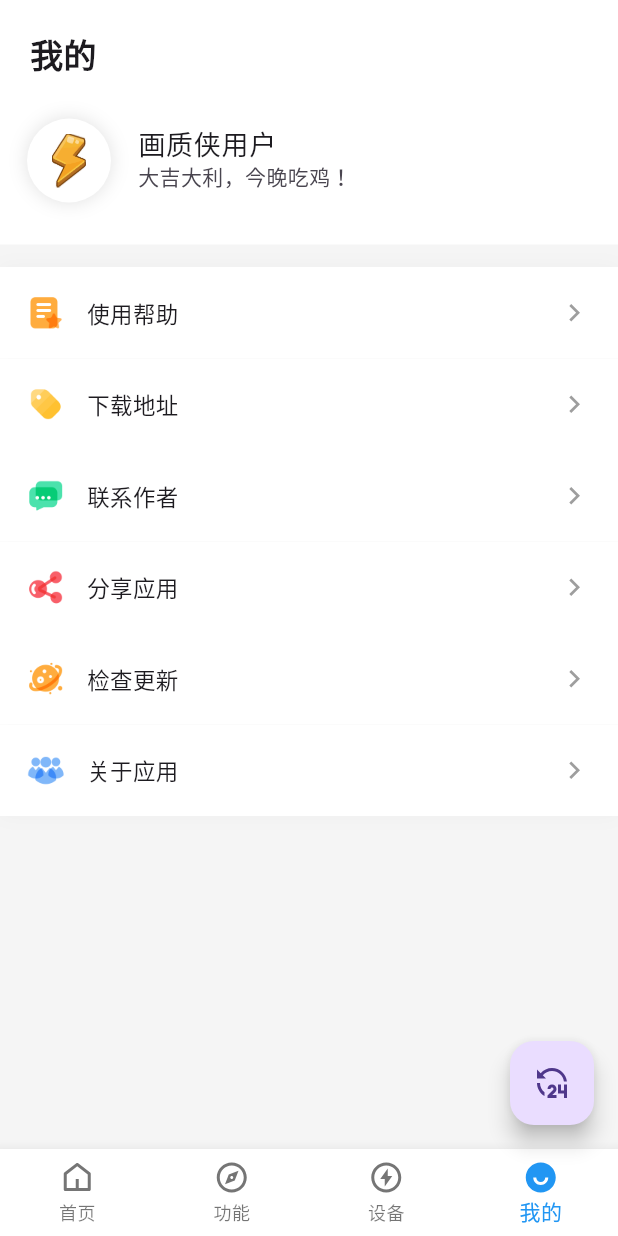
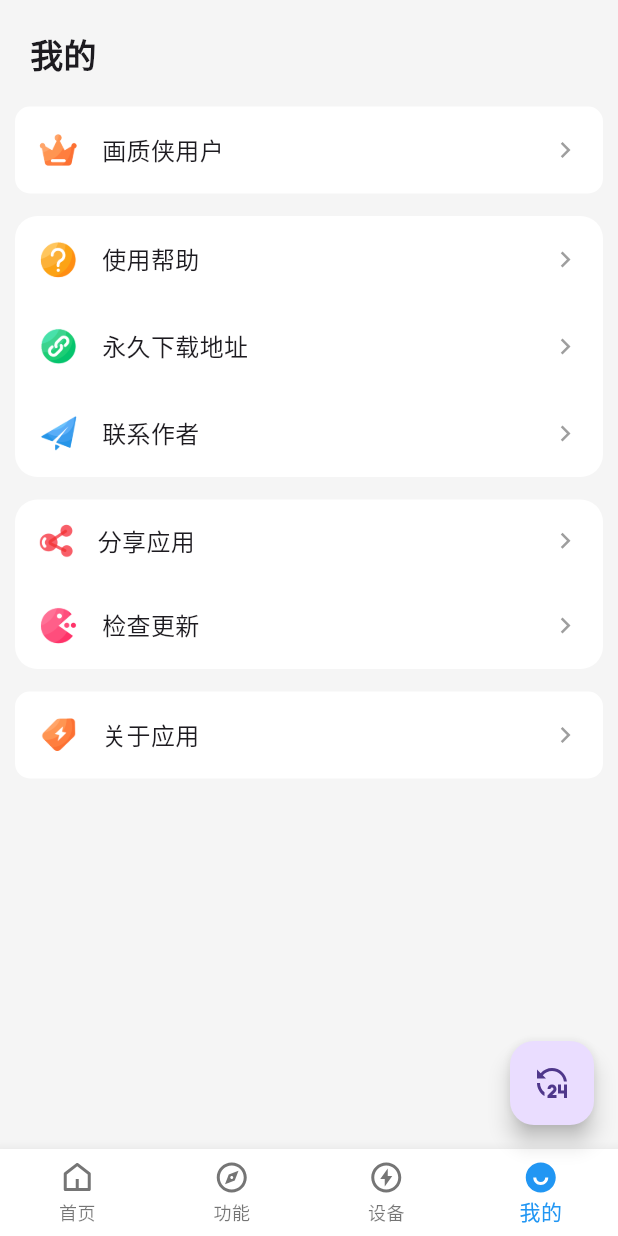
Before and after one commit to shinexoh/pubg-hzx, a Flutter app: the screen it shows after launch, item 4 of the bottom bar chosen, on a phone screen of 412 x 824 dp. Run offline on Flutter 3.47's test engine with Material 2 defaults, Android fonts, the phone set to English and light mode, and no system bars; drawn by our look-alikes of oktoast; our stand-ins replace battery_plus, device_info_plus, get, remixicon, transparent_image.

Commit message:
添加与完善

```diff
--- a/lib/config/assets_config.dart
+++ b/lib/config/assets_config.dart
@@ -9,8 +9,11 @@ class AssetsConfig {
   static const String fun4 = 'assets/icon/fun4.png';
   static const String fun5 = 'assets/icon/fun5.png';
 
+  static const String vip = 'assets/icon/vip.png';
+  static const String theme = 'assets/icon/theme.png';
+  static const String language = 'assets/icon/language.png';
   static const String useHelp = 'assets/icon/use_help.png';
-  static const String downloadLink = 'assets/icon/download_link.png';
+  static const String download = 'assets/icon/download.png';
   static const String contactAuthor = 'assets/icon/contact_author.png';
   static const String share = 'assets/icon/share.png';
   static const String checkUpdate = 'assets/icon/check_update.png';
--- a/lib/page/device_page.dart
+++ b/lib/page/device_page.dart
@@ -137,7 +137,7 @@ class _DevicePageState extends State<DevicePage> {
   Widget deviceInfoBar() {
     return Container(
       width: double.infinity,
-      margin: const EdgeInsets.only(top: 10, left: 10, right: 10),
+      margin: const EdgeInsets.only(top: 15, left: 10, right: 10),
       padding: const EdgeInsets.symmetric(horizontal: 15, vertical: 10),
       decoration: BoxDecoration(
           color: Colors.white,
--- a/lib/page/user_page.dart
+++ b/lib/page/user_page.dart
@@ -15,11 +15,7 @@ class UserPage extends StatelessWidget {
         child: Column(
           crossAxisAlignment: CrossAxisAlignment.start,
           children: [
-            Material(
-                color: Colors.white,
-                child: Column(
-                    crossAxisAlignment: CrossAxisAlignment.start,
-                    children: [topAppBar(), userInfoBar()])),
+            topAppBar(),
             optionBar(),
           ],
         ),
@@ -37,117 +33,147 @@ class UserPage extends StatelessWidget {
     );
   }
 
-  Widget userInfoBar() {
+  Widget optionBar() {
     return Padding(
-      padding: const EdgeInsets.only(top: 20, bottom: 20),
-      child: GestureDetector(
-        onLongPress: onUserInfo,
-        child: ListTile(
-          leading: Container(
-              height: 60,
-              width: 60,
-              padding: const EdgeInsets.all(10),
-              decoration: BoxDecoration(
-                  color: Colors.white,
-                  shape: BoxShape.circle,
-                  boxShadow: [
-                    BoxShadow(color: Colors.grey.shade300, blurRadius: 10)
-                  ]),
-              child: Image.asset(AssetsConfig.lightning)),
-          title:
-              const Text('画质侠用户', style: TextStyle(fontSize: 18, height: 1.0)),
-          subtitle: const Text('大吉大利，今晚吃鸡！'),
-        ),
-      ),
-    );
-  }
-
-  Widget optionBar() {
-    return Container(
-      width: double.infinity,
-      margin: const EdgeInsets.only(top: 15, bottom: 15),
-      decoration: BoxDecoration(
-          boxShadow: [BoxShadow(color: Colors.grey.shade200, blurRadius: 10)]),
+      padding: const EdgeInsets.only(top: 20, left: 10, right: 10),
       child: Column(
         children: [
           OnInk(
               color: Colors.white,
-            padding: const EdgeInsets.all(18),
+              borderRadius: BorderRadius.circular(10),
+              padding: const EdgeInsets.all(15),
+              onLongPress: onUserInfo,
+              child: Row(children: [
+                Image.asset(AssetsConfig.vip, height: 28, width: 28),
+                const SizedBox(width: 15),
+                Column(
+                    crossAxisAlignment: CrossAxisAlignment.start,
+                    children: const [
+                      Text('画质侠用户', style: TextStyle(fontSize: 16)),
+                      // Text('当前状态：普通用户',
+                      //     style: TextStyle(fontSize: 13, color: Colors.grey)),
+                    ]),
+                const Spacer(),
+                const Icon(Remix.arrow_right_s_line,
+                    color: Colors.grey, size: 20),
+              ])),
+          // const SizedBox(height: 15),
+          // OnInk(
+          //     color: Colors.white,
+          //     borderRadius: const BorderRadius.only(
+          //         topLeft: Radius.circular(10), topRight: Radius.circular(10)),
+          //     padding: const EdgeInsets.all(15),
+          //     onTap: () {},
+          //     child: Row(children: [
+          //       Image.asset(AssetsConfig.theme, height: 28, width: 28),
+          //       const SizedBox(width: 15),
+          //       const Text('主题风格', style: TextStyle(fontSize: 16)),
+          //       const Spacer(),
+          //       const Text('浅色主题',
+          //           style: TextStyle(fontSize: 13, color: Colors.grey)),
+          //     ])),
+          // OnInk(
+          //     color: Colors.white,
+          //     borderRadius: const BorderRadius.only(
+          //         bottomLeft: Radius.circular(10),
+          //         bottomRight: Radius.circular(10)),
+          //     padding: const EdgeInsets.all(15),
+          //     onTap: () {},
+          //     child: Row(children: [
+          //       Image.asset(AssetsConfig.language, height: 28, width: 28),
+          //       const SizedBox(width: 15),
+          //       const Text('切换语言', style: TextStyle(fontSize: 16)),
+          //       const Spacer(),
+          //       const Text('简体中文',
+          //           style: TextStyle(fontSize: 13, color: Colors.grey)),
+          //     ])),
+          const SizedBox(height: 15),
+          OnInk(
+              color: Colors.white,
+              borderRadius: const BorderRadius.only(
+                  topLeft: Radius.circular(15), topRight: Radius.circular(15)),
+              padding: const EdgeInsets.all(15),
               onTap: onUseHelp,
               child: Row(children: [
-              Image.asset(AssetsConfig.useHelp, height: 25, width: 25),
+                Image.asset(AssetsConfig.useHelp, height: 28, width: 28),
                 const SizedBox(width: 15),
-              const Text('使用帮助', style: TextStyle(fontSize: 15)),
+                const Text('使用帮助', style: TextStyle(fontSize: 16)),
                 const Spacer(),
                 const Icon(Remix.arrow_right_s_line,
-                  color: Colors.grey, size: 22),
-            ]),
-          ),
+                    color: Colors.grey, size: 20),
+              ])),
           OnInk(
               color: Colors.white,
-            padding: const EdgeInsets.all(18),
+              padding: const EdgeInsets.all(15),
               onTap: onDownload,
               child: Row(children: [
-              Image.asset(AssetsConfig.downloadLink, height: 25, width: 25),
+                Image.asset(AssetsConfig.download, height: 28, width: 28),
                 const SizedBox(width: 15),
-              const Text('下载地址', style: TextStyle(fontSize: 15)),
+                const Text('永久下载地址', style: TextStyle(fontSize: 16)),
                 const Spacer(),
                 const Icon(Remix.arrow_right_s_line,
-                  color: Colors.grey, size: 22),
-            ]),
-          ),
+                    color: Colors.grey, size: 20),
+              ])),
           OnInk(
               color: Colors.white,
-            padding: const EdgeInsets.all(18),
+              borderRadius: const BorderRadius.only(
+                  bottomLeft: Radius.circular(15),
+                  bottomRight: Radius.circular(15)),
+              padding: const EdgeInsets.all(15),
               onTap: onQQ,
               child: Row(children: [
-              Image.asset(AssetsConfig.contactAuthor, height: 25, width: 25),
+                Image.asset(AssetsConfig.contactAuthor, height: 28, width: 28),
                 const SizedBox(width: 15),
-              const Text('联系作者', style: TextStyle(fontSize: 15)),
+                const Text('联系作者', style: TextStyle(fontSize: 16)),
                 const Spacer(),
                 const Icon(Remix.arrow_right_s_line,
-                  color: Colors.grey, size: 22),
-            ]),
-          ),
+                    color: Colors.grey, size: 20),
+              ])),
+          const SizedBox(height: 15),
           OnInk(
               color: Colors.white,
-            padding: const EdgeInsets.all(18),
-            onTap: onShareApp,
+              borderRadius: const BorderRadius.only(
+                  topLeft: Radius.circular(15), topRight: Radius.circular(15)),
+              padding: const EdgeInsets.all(15),
+              onTap: onShare,
               child: Row(children: [
                 Image.asset(AssetsConfig.share, height: 25, width: 25),
                 const SizedBox(width: 15),
-              const Text('分享应用', style: TextStyle(fontSize: 15)),
+                const Text('分享应用', style: TextStyle(fontSize: 16)),
                 const Spacer(),
                 const Icon(Remix.arrow_right_s_line,
-                  color: Colors.grey, size: 22),
-            ]),
-          ),
+                    color: Colors.grey, size: 20),
+              ])),
           OnInk(
               color: Colors.white,
-            padding: const EdgeInsets.all(18),
+              borderRadius: const BorderRadius.only(
+                  bottomLeft: Radius.circular(15),
+                  bottomRight: Radius.circular(15)),
+              padding: const EdgeInsets.all(15),
               onTap: onCheckUpdate,
               child: Row(children: [
-              Image.asset(AssetsConfig.checkUpdate, height: 25, width: 25),
+                Image.asset(AssetsConfig.checkUpdate, height: 28, width: 28),
                 const SizedBox(width: 15),
-              const Text('检查更新', style: TextStyle(fontSize: 15)),
+                const Text('检查更新', style: TextStyle(fontSize: 16)),
                 const Spacer(),
                 const Icon(Remix.arrow_right_s_line,
-                  color: Colors.grey, size: 22),
-            ]),
-          ),
+                    color: Colors.grey, size: 20),
+              ])),
+          const SizedBox(height: 15),
           OnInk(
               color: Colors.white,
-            padding: const EdgeInsets.all(18),
+              borderRadius: BorderRadius.circular(10),
+              padding: const EdgeInsets.all(15),
               onTap: onAbout,
               child: Row(children: [
-              Image.asset(AssetsConfig.about, height: 25, width: 25),
+                Image.asset(AssetsConfig.about, height: 28, width: 28),
                 const SizedBox(width: 15),
-              const Text('关于应用', style: TextStyle(fontSize: 15)),
+                const Text('关于应用', style: TextStyle(fontSize: 16)),
                 const Spacer(),
                 const Icon(Remix.arrow_right_s_line,
-                  color: Colors.grey, size: 22),
-            ]),
-          ),
+                    color: Colors.grey, size: 20),
+              ])),
+          const SizedBox(height: 15),
         ],
       ),
     );
@@ -155,13 +181,17 @@ class UserPage extends StatelessWidget {
 
   void onUserInfo() {}
 
-  void onDownload() {}
+  void onTheme() {}
+
+  void onLanguage() {}
 
   void onUseHelp() {}
 
+  void onDownload() {}
+
   void onQQ() {}
 
-  void onShareApp() {}
+  void onShare() {}
 
   void onCheckUpdate() {}
 
@@ -169,5 +199,6 @@ class UserPage extends StatelessWidget {
         context: Get.context!,
         applicationIcon: const FlutterLogo(size: 50),
         applicationName: '画质侠',
-      applicationVersion: AppConfig.appVersion);
+        applicationVersion: AppConfig.appVersion,
+      );
 }
```
Also changed, not shown: assets/icon/about.png, assets/icon/check_update.png, assets/icon/contact_author.png, assets/icon/download.png (added), assets/icon/download_link.png (deleted), assets/icon/language.png (added), assets/icon/theme.png (added), assets/icon/use_help.png, assets/icon/vip.png (added). Lines whose indentation alone changed are shown as unchanged.
